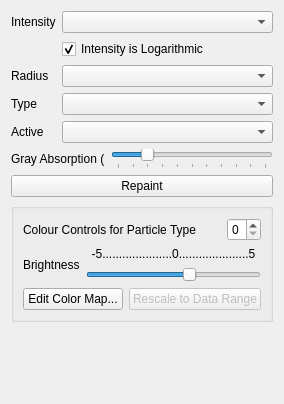
biddisco/splotch, file paraview/pqSplotchRaytraceDisplayPanelDecorator.ui: the form before one commit.
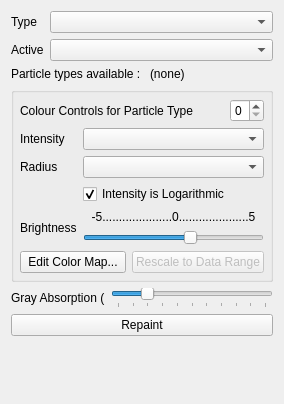
The form after the commit.

Commit message:
Add support for multiple particle types
Basic GUI controls now connected to mapper, and mapper correctly handles
some scalar parameters based on type.
Still need to fix array controls for radius/intensity etc based on type.

The edit to the form file:
```diff
--- a/paraview/pqSplotchRaytraceDisplayPanelDecorator.ui
+++ b/paraview/pqSplotchRaytraceDisplayPanelDecorator.ui
@@ -14,75 +14,7 @@
    <string>Form</string>
   </property>
   <layout class="QGridLayout" name="gridLayout_3">
-   <item row="3" column="0">
-    <widget class="QLabel" name="IntensityLabel">
-     <property name="text">
-      <string>Intensity</string>
-     </property>
-    </widget>
-   </item>
-   <item row="5" column="0">
-    <widget class="QLabel" name="RadiusArrayLabel">
-     <property name="text">
-      <string>Radius</string>
-     </property>
-    </widget>
-   </item>
-   <item row="5" column="1">
-    <widget class="QComboBox" name="RadiusArray">
-     <property name="sizePolicy">
-      <sizepolicy hsizetype="Expanding" vsizetype="Fixed">
-       <horstretch>0</horstretch>
-       <verstretch>0</verstretch>
-      </sizepolicy>
-     </property>
-    </widget>
-   </item>
-   <item row="6" column="0">
-    <widget class="QLabel" name="TypeArrayLabel">
-     <property name="text">
-      <string>Type</string>
-     </property>
-    </widget>
-   </item>
-   <item row="6" column="1">
-    <widget class="QComboBox" name="TypeArray">
-     <property name="sizePolicy">
-      <sizepolicy hsizetype="Expanding" vsizetype="Fixed">
-       <horstretch>0</horstretch>
-       <verstretch>0</verstretch>
-      </sizepolicy>
-     </property>
-    </widget>
-   </item>
-   <item row="7" column="0">
-    <widget class="QLabel" name="ActiveArrayLabel">
-     <property name="text">
-      <string>Active</string>
-     </property>
-    </widget>
-   </item>
-   <item row="7" column="1">
-    <widget class="QComboBox" name="ActiveArray">
-     <property name="sizePolicy">
-      <sizepolicy hsizetype="Expanding" vsizetype="Fixed">
-       <horstretch>0</horstretch>
-       <verstretch>0</verstretch>
-      </sizepolicy>
-     </property>
-    </widget>
-   </item>
-   <item row="3" column="1">
-    <widget class="QComboBox" name="IntensityArray">
-     <property name="sizePolicy">
-      <sizepolicy hsizetype="Expanding" vsizetype="Fixed">
-       <horstretch>0</horstretch>
-       <verstretch>0</verstretch>
-      </sizepolicy>
-     </property>
-    </widget>
-   </item>
-   <item row="12" column="0" colspan="2">
+   <item row="15" column="0" colspan="2">
     <spacer name="verticalSpacer">
      <property name="orientation">
       <enum>Qt::Vertical</enum>
@@ -95,12 +27,61 @@
      </property>
     </spacer>
    </item>
-   <item row="10" column="0" colspan="2">
+   <item row="12" column="0" colspan="2">
+    <widget class="QPushButton" name="RepaintButton">
+     <property name="sizePolicy">
+      <sizepolicy hsizetype="Preferred" vsizetype="Fixed">
+       <horstretch>0</horstretch>
+       <verstretch>0</verstretch>
+      </sizepolicy>
+     </property>
+     <property name="text">
+      <string>Repaint</string>
+     </property>
+    </widget>
+   </item>
+   <item row="11" column="0" colspan="2">
+    <layout class="QHBoxLayout" name="horizontalLayout_3">
+     <item>
+      <widget class="QLabel" name="label_4">
+       <property name="text">
+        <string>Gray Absorption (</string>
+       </property>
+      </widget>
+     </item>
+     <item>
+      <widget class="QSlider" name="Gray">
+       <property name="minimum">
+        <number>-500</number>
+       </property>
+       <property name="maximum">
+        <number>0</number>
+       </property>
+       <property name="pageStep">
+        <number>50</number>
+       </property>
+       <property name="value">
+        <number>-400</number>
+       </property>
+       <property name="orientation">
+        <enum>Qt::Horizontal</enum>
+       </property>
+       <property name="tickPosition">
+        <enum>QSlider::TicksBelow</enum>
+       </property>
+      </widget>
+     </item>
+    </layout>
+   </item>
+   <item row="3" column="0" colspan="2">
     <widget class="QGroupBox" name="groupBox">
      <property name="title">
       <string/>
      </property>
      <layout class="QGridLayout" name="gridLayout_2">
+      <property name="margin">
+       <number>6</number>
+      </property>
       <item row="0" column="0" colspan="2">
        <layout class="QHBoxLayout" name="horizontalLayout_2">
         <item>
@@ -132,7 +113,7 @@
         </item>
        </layout>
       </item>
-      <item row="2" column="0" rowspan="2">
+      <item row="5" column="0" rowspan="2">
        <widget class="QLabel" name="label">
         <property name="frameShape">
          <enum>QFrame::NoFrame</enum>
@@ -148,7 +129,7 @@
         </property>
        </widget>
       </item>
-      <item row="2" column="1">
+      <item row="5" column="1">
        <widget class="QLabel" name="label_2">
         <property name="frameShape">
          <enum>QFrame::NoFrame</enum>
@@ -164,7 +145,7 @@
         </property>
        </widget>
       </item>
-      <item row="3" column="1">
+      <item row="6" column="1">
        <widget class="QSlider" name="Brightness">
         <property name="minimum">
          <number>-500</number>
@@ -189,7 +170,7 @@
         </property>
        </widget>
       </item>
-      <item row="5" column="0" colspan="2">
+      <item row="8" column="0" colspan="2">
        <layout class="QHBoxLayout" name="horizontalLayout">
         <item>
          <widget class="QPushButton" name="EditColorMapButton">
@@ -210,60 +191,100 @@
         </item>
        </layout>
       </item>
+      <item row="1" column="0">
+       <widget class="QLabel" name="IntensityLabel">
+        <property name="text">
+         <string>Intensity</string>
+        </property>
+       </widget>
+      </item>
+      <item row="1" column="1">
+       <widget class="QComboBox" name="IntensityArray">
+        <property name="sizePolicy">
+         <sizepolicy hsizetype="Expanding" vsizetype="Fixed">
+          <horstretch>0</horstretch>
+          <verstretch>0</verstretch>
+         </sizepolicy>
+        </property>
+       </widget>
+      </item>
+      <item row="3" column="1">
+       <widget class="QCheckBox" name="LogIntensity">
+        <property name="text">
+         <string>Intensity is Logarithmic</string>
+        </property>
+        <property name="checked">
+         <bool>true</bool>
+        </property>
+       </widget>
+      </item>
+      <item row="2" column="1">
+       <widget class="QComboBox" name="RadiusArray">
+        <property name="sizePolicy">
+         <sizepolicy hsizetype="Expanding" vsizetype="Fixed">
+          <horstretch>0</horstretch>
+          <verstretch>0</verstretch>
+         </sizepolicy>
+        </property>
+       </widget>
+      </item>
+      <item row="2" column="0">
+       <widget class="QLabel" name="RadiusArrayLabel">
+        <property name="text">
+         <string>Radius</string>
+        </property>
+       </widget>
+      </item>
      </layout>
     </widget>
    </item>
-   <item row="9" column="0" colspan="2">
-    <widget class="QPushButton" name="RepaintButton">
+   <item row="0" column="0">
+    <widget class="QLabel" name="TypeArrayLabel">
+     <property name="text">
+      <string>Type</string>
+     </property>
+    </widget>
+   </item>
+   <item row="0" column="1">
+    <widget class="QComboBox" name="TypeArray">
      <property name="sizePolicy">
-      <sizepolicy hsizetype="Preferred" vsizetype="Fixed">
+      <sizepolicy hsizetype="Expanding" vsizetype="Fixed">
        <horstretch>0</horstretch>
        <verstretch>0</verstretch>
       </sizepolicy>
      </property>
-     <property name="text">
-      <string>Repaint</string>
+    </widget>
+   </item>
+   <item row="1" column="1">
+    <widget class="QComboBox" name="ActiveArray">
+     <property name="sizePolicy">
+      <sizepolicy hsizetype="Expanding" vsizetype="Fixed">
+       <horstretch>0</horstretch>
+       <verstretch>0</verstretch>
+      </sizepolicy>
      </property>
     </widget>
    </item>
-   <item row="4" column="1">
-    <widget class="QCheckBox" name="LogIntensity">
+   <item row="1" column="0">
+    <widget class="QLabel" name="ActiveArrayLabel">
      <property name="text">
-      <string>Intensity is Logarithmic</string>
+      <string>Active</string>
      </property>
-     <property name="checked">
-      <bool>true</bool>
-     </property>
     </widget>
    </item>
-   <item row="8" column="0" colspan="2">
-    <layout class="QHBoxLayout" name="horizontalLayout_3">
+   <item row="2" column="0" colspan="2">
+    <layout class="QHBoxLayout" name="horizontalLayout_4">
      <item>
-      <widget class="QLabel" name="label_4">
+      <widget class="QLabel" name="label_5">
        <property name="text">
-        <string>Gray Absorption (</string>
+        <string>Particle types available : </string>
        </property>
       </widget>
      </item>
      <item>
-      <widget class="QSlider" name="Gray">
-       <property name="minimum">
-        <number>-500</number>
-       </property>
-       <property name="maximum">
-        <number>0</number>
-       </property>
-       <property name="pageStep">
-        <number>50</number>
-       </property>
-       <property name="value">
-        <number>-400</number>
-       </property>
-       <property name="orientation">
-        <enum>Qt::Horizontal</enum>
-       </property>
-       <property name="tickPosition">
-        <enum>QSlider::TicksBelow</enum>
+      <widget class="QLabel" name="typeslabel">
+       <property name="text">
+        <string>(none)</string>
        </property>
       </widget>
      </item>
```
Left out of the diff: 2 changed lines with no effect on the pictures. The commit also changes 8 other files.
